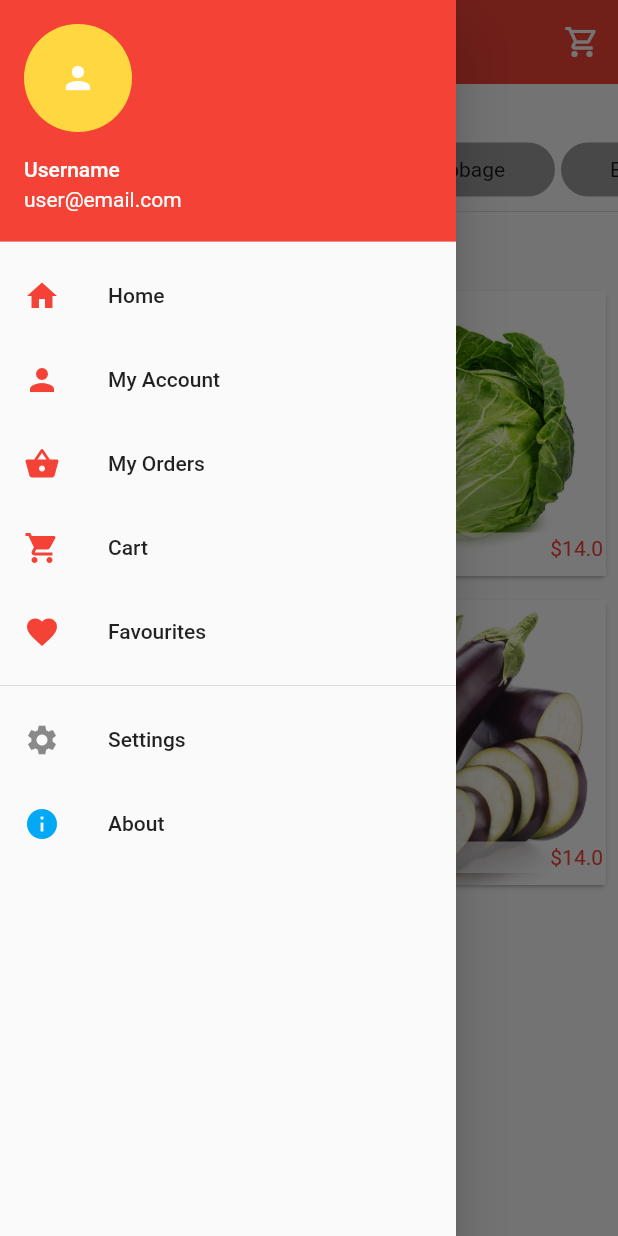
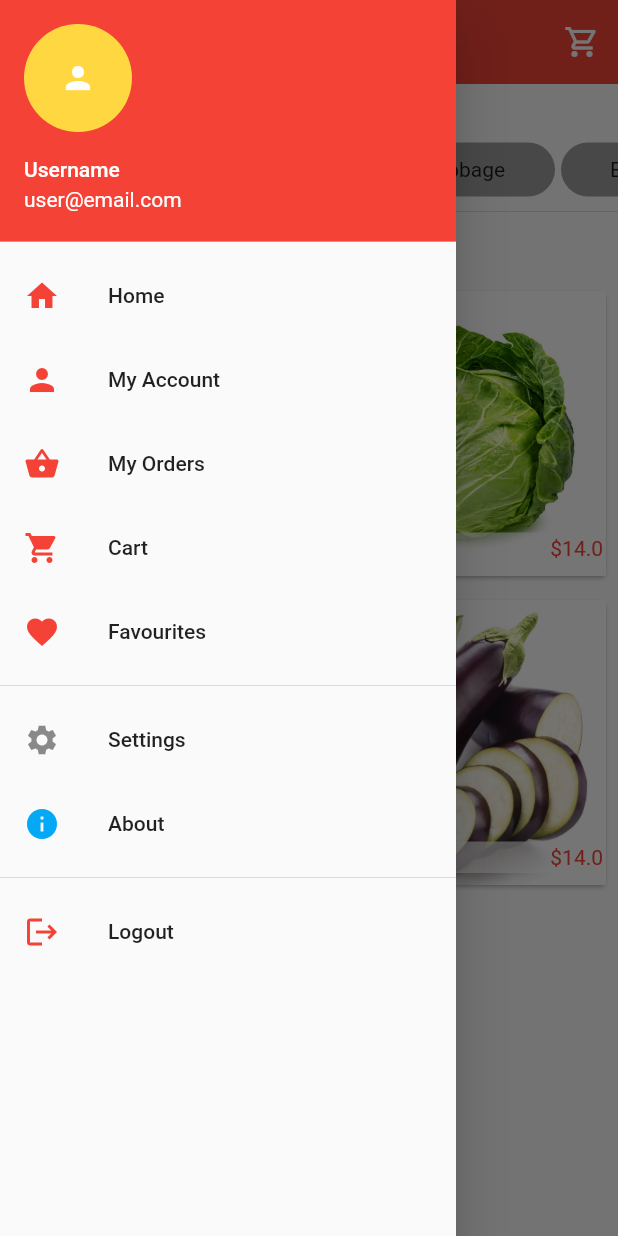
Before and after one commit to hmahmud01/meera-flutter, a Flutter app: the HomePage screen opened directly, with the side drawer open, on a phone screen of 412 x 824 dp. Run offline on Flutter 3.47's test engine with Material 2 defaults, Android fonts, the phone set to English and light mode, and no system bars; our stand-ins replace carousel_pro, cloud_firestore, firebase_auth, fluttertoast, google_sign_in, shared_preferences; accounts and stored records are empty.

Commit message:
logout added

```diff
--- a/lib/pages/home.dart
+++ b/lib/pages/home.dart
@@ -1,9 +1,11 @@
+import 'package:app/pages/login.dart';
 import 'package:flutter/material.dart';
 import 'package:carousel_pro/carousel_pro.dart';
 
 import 'package:app/components/horizontal_list.dart';
 import 'package:app/components/products.dart';
 import 'package:app/pages/cart.dart';
+import 'package:app/pages/login.dart';
 
 class HomePage extends StatefulWidget {
   @override
@@ -156,6 +158,21 @@ class _HomePageState extends State<HomePage> {
                 ),
               ),
             ),
+
+            Divider(),
+            InkWell(
+              onTap: () {
+                Navigator.push(context,
+                    MaterialPageRoute(builder: (context) => new Login()));
+              },
+              child: ListTile(
+                title: Text("Logout"),
+                leading: Icon(
+                  Icons.logout,
+                  color: Colors.red,
+                ),
+              ),
+            ),
           ],
         ),
       ),
```
Also changed, not shown: lib/pages/login.dart (+17 -7 lines).
